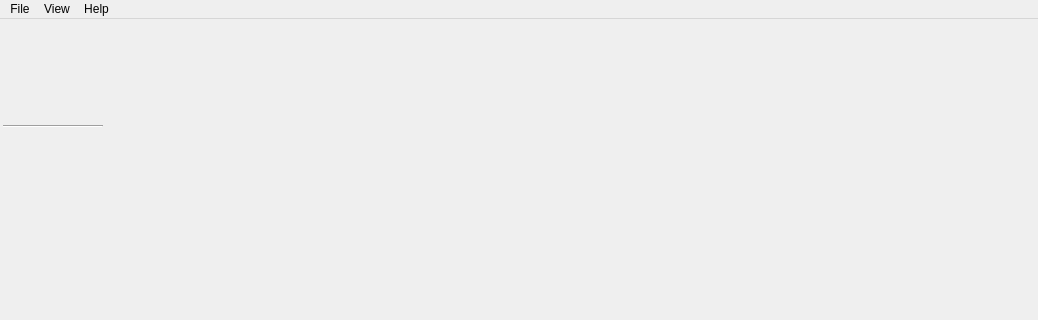
return42/sayonara, file src/GUI/Player/GUI_Player.ui: the form before one commit; both pictures show x 0 to 1038 and y 0 to 320 of the 1038 by 814 pixel window.
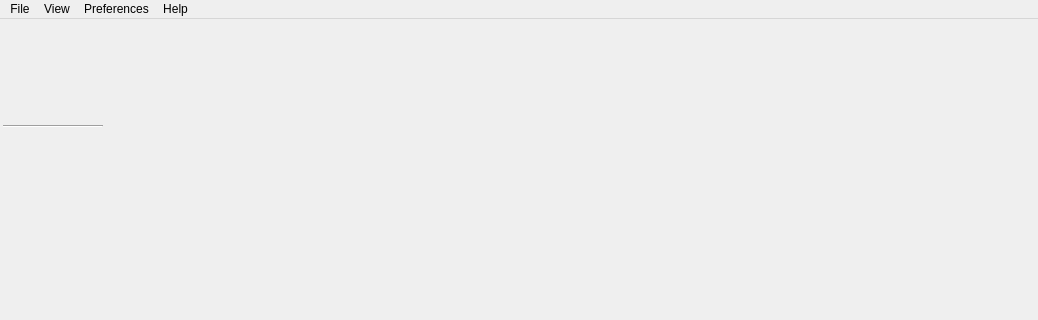
The form after the commit. Icons and pictures are not drawn. Custom widgets are drawn as their Qt base class.

Patch:
```diff
--- a/src/GUI/Player/GUI_Player.ui
+++ b/src/GUI/Player/GUI_Player.ui
@@ -141,7 +141,7 @@
      <x>0</x>
      <y>0</y>
      <width>1038</width>
-     <height>27</height>
+     <height>22</height>
     </rect>
    </property>
    <widget class="QMenu" name="menu_file">
@@ -174,8 +174,16 @@
     <addaction name="action_help"/>
     <addaction name="action_about"/>
    </widget>
+   <widget class="QMenu" name="menu_preferences">
+    <property name="title">
+     <string>Preferences</string>
+    </property>
+    <addaction name="action_preferences"/>
+    <addaction name="separator"/>
+   </widget>
    <addaction name="menu_file"/>
    <addaction name="menu_view"/>
+   <addaction name="menu_preferences"/>
    <addaction name="menu_about"/>
   </widget>
   <action name="action_OpenFile">
```
Left out of the diff: 7 changed lines with no effect on the pictures.
